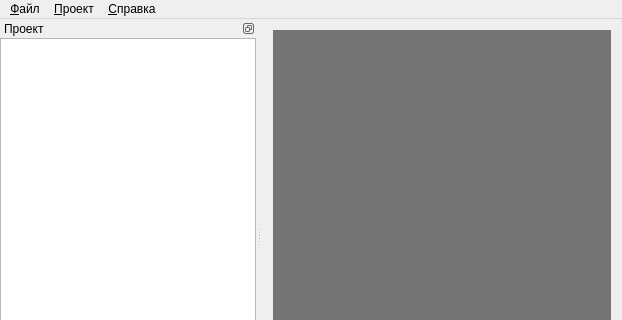
First picture: the form in mainwindow.ui, repository vinni-au/l-gen, before the edit; both pictures show x 0 to 622 and y 0 to 320 of the 622 by 475 pixel window.
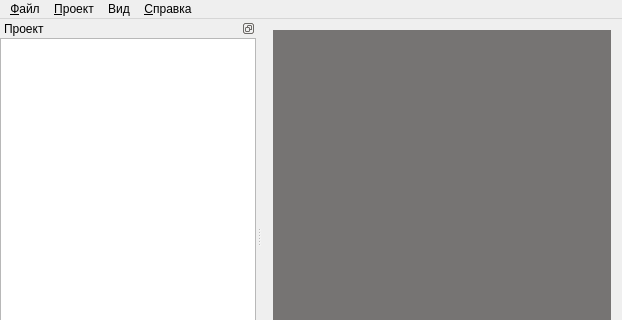
Second picture: the form after the edit.

Diff of the .ui file:
```diff
--- a/mainwindow.ui
+++ b/mainwindow.ui
@@ -83,8 +83,17 @@
     <addaction name="separator"/>
     <addaction name="act_ProjectClose"/>
    </widget>
+   <widget class="QMenu" name="menu_View">
+    <property name="title">
+     <string>Вид</string>
+    </property>
+    <addaction name="act_ShowProjectTree"/>
+    <addaction name="act_ShowOntoEditor"/>
+    <addaction name="act_ShowGenerator"/>
+   </widget>
    <addaction name="menu_File"/>
    <addaction name="menu_Project"/>
+   <addaction name="menu_View"/>
    <addaction name="menu_Help"/>
   </widget>
   <widget class="QStatusBar" name="m_statusBar"/>
```
Left out of the diff: 24 changed lines with no effect on the pictures.
